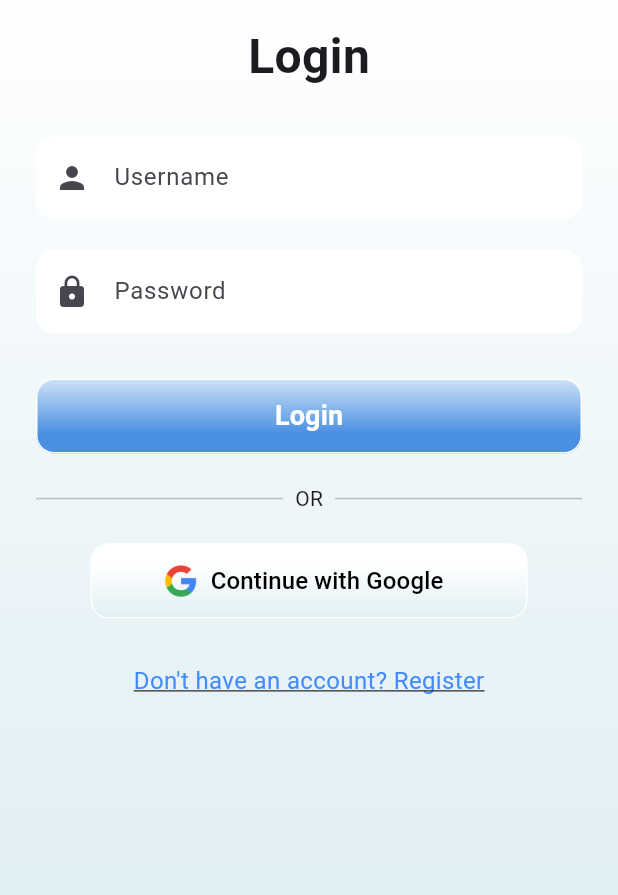
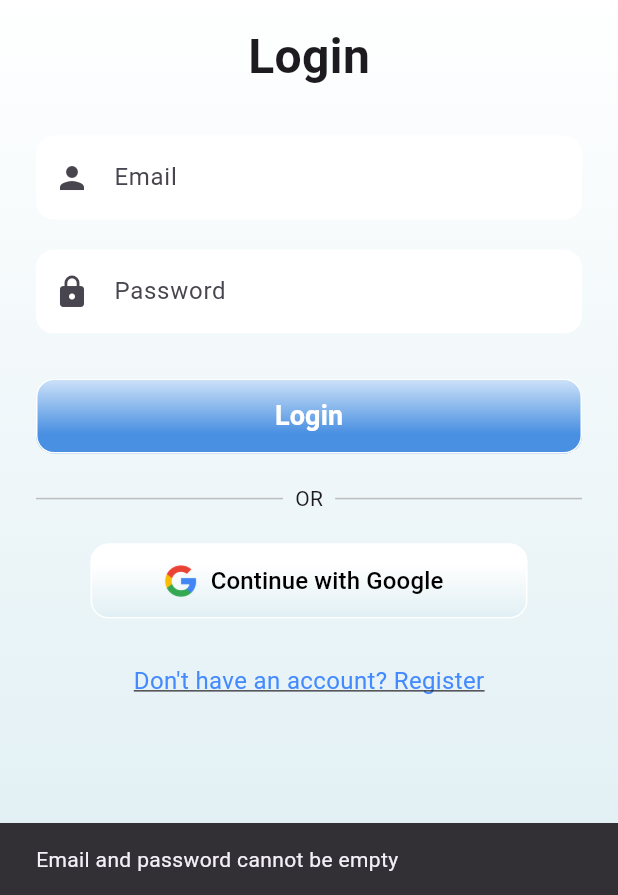
Before and after one commit to xebec1234/DateJar, a Flutter app: the screen it shows after launch, after a tap on "Login", on a phone screen of 412 x 824 dp, the part 341-1236 px from its top. Run offline on Flutter 3.47's test engine with Material 3 defaults, Android fonts, the phone set to English and light mode, and no system bars; our stand-ins replace flutter_secure_storage, video_player; network calls fail.

Commit message:
Added Login/Logout Functions

```diff
--- /dev/null
+++ b/lib/core/constant/api_constant.dart
@@ -0,0 +1,9 @@
+class ApiConstants {
+  static const String baseUrl = "https://datejar-backend.onrender.com/api";
+
+  static const String login = "$baseUrl/login";
+  static const String register = "$baseUrl/register";
+  static const String logout = "$baseUrl/logout";
+
+  static const String users = "$baseUrl/users";
+}
--- a/lib/features/auth/login_screen.dart
+++ b/lib/features/auth/login_screen.dart
@@ -2,8 +2,80 @@ import 'package:flutter/material.dart';
 import '../../core/theme/app_colors.dart';
 import '../../core/theme/app_theme.dart';
 
-class LoginScreen extends StatelessWidget {
+//api service
+import '../../core/services/api_service.dart';
+import '../../core/constant/api_constant.dart';
+
+//storage
+import 'package:flutter_secure_storage/flutter_secure_storage.dart';
+
+class LoginScreen extends StatefulWidget {
   const LoginScreen({super.key});
+
+  @override
+  _LoginScreenState createState() => _LoginScreenState();
+}
+
+class _LoginScreenState extends State<LoginScreen> {
+  final emailController = TextEditingController();
+  final passwordController = TextEditingController();
+  final storage = FlutterSecureStorage();
+  bool isLoading = false;
+
+  void login() async {
+    final email = emailController.text;
+    final password = passwordController.text;
+
+    print("Login button pressed");
+    print("Email: $email");
+    print("Password: $password");
+
+    if (email.isEmpty || password.isEmpty) {
+      print("Error: Email or password is empty");
+      ScaffoldMessenger.of(context).showSnackBar(
+        SnackBar(content: Text("Email and password cannot be empty")),
+      );
+      return;
+    }
+
+    setState(() {
+      isLoading = true;
+    });
+
+    try {
+      final data = {"email": email, "password": password};
+      print("Sending API request: $data");
+
+      final response = await ApiService.post(ApiConstants.login, data);
+
+      print("API Response: $response");
+
+      // Example: navigate if login successful
+      if (response['token'] != null) {
+        print("Login successful!");
+        print("Token: ${response['token']}");
+
+        await storage.write(key: 'token', value: response['token']);
+        print("Token saved successfully");
+
+        Navigator.pushReplacementNamed(context, '/home');
+      } else {
+        print("Login failed: ${response['user']}");
+        ScaffoldMessenger.of(
+          context,
+        ).showSnackBar(SnackBar(content: Text("Login failed")));
+      }
+    } catch (e) {
+      print("Login error: $e");
+      ScaffoldMessenger.of(
+        context,
+      ).showSnackBar(SnackBar(content: Text("Error: $e")));
+    } finally {
+      setState(() {
+        isLoading = false;
+      });
+    }
+  }
 
   @override
   Widget build(BuildContext context) {
@@ -32,8 +104,9 @@ class LoginScreen extends StatelessWidget {
 
               // Username field
               TextField(
+                controller: emailController,
                 decoration: InputDecoration(
-                  hintText: 'Username',
+                  hintText: 'Email',
                   filled: true,
                   fillColor: Colors.white,
                   prefixIcon: const Icon(Icons.person),
@@ -47,6 +120,7 @@ class LoginScreen extends StatelessWidget {
 
               // Password field
               TextField(
+                controller: passwordController,
                 obscureText: true,
                 decoration: InputDecoration(
                   hintText: 'Password',
@@ -70,9 +144,7 @@ class LoginScreen extends StatelessWidget {
                     borderRadius: BorderRadius.circular(12),
                   ),
                   child: ElevatedButton(
-                    onPressed: () {
-                      // TODO: Add login logic
-                    },
+                    onPressed: login,
                     style: ElevatedButton.styleFrom(
                       backgroundColor: Colors.transparent,
                       shadowColor: Colors.transparent,
--- a/lib/main.dart
+++ b/lib/main.dart
@@ -33,7 +33,7 @@ class MyApp extends StatelessWidget {
 
       routes: {
         '/': (context) => const SplashScreen(),
-        '/login': (context) => const LoginScreen(),
+        '/login': (context) => LoginScreen(),
         '/home': (context) => const MainHomeScreen(),
         '/register': (context) => const RegisterScreen(),
       },
--- a/pubspec.yaml
+++ b/pubspec.yaml
@@ -36,6 +36,10 @@ dependencies:
   # Use with the CupertinoIcons class for iOS style icons.
   cupertino_icons: ^1.0.8
   intl: ^0.18.1
+
+  # For making network requests
+  http: ^1.1.0
+  flutter_secure_storage: ^8.0.0
 
 dev_dependencies:
   flutter_test:
```
Also changed, not shown: lib/core/services/api_service.dart (added, +29 -0 lines), lib/features/account/account_screen.dart (+50 -2 lines), lib/features/home/main_home.dart (+21 -0 lines), lib/features/auth/auth_service.dart (added), pubspec.lock, 5 other files.
